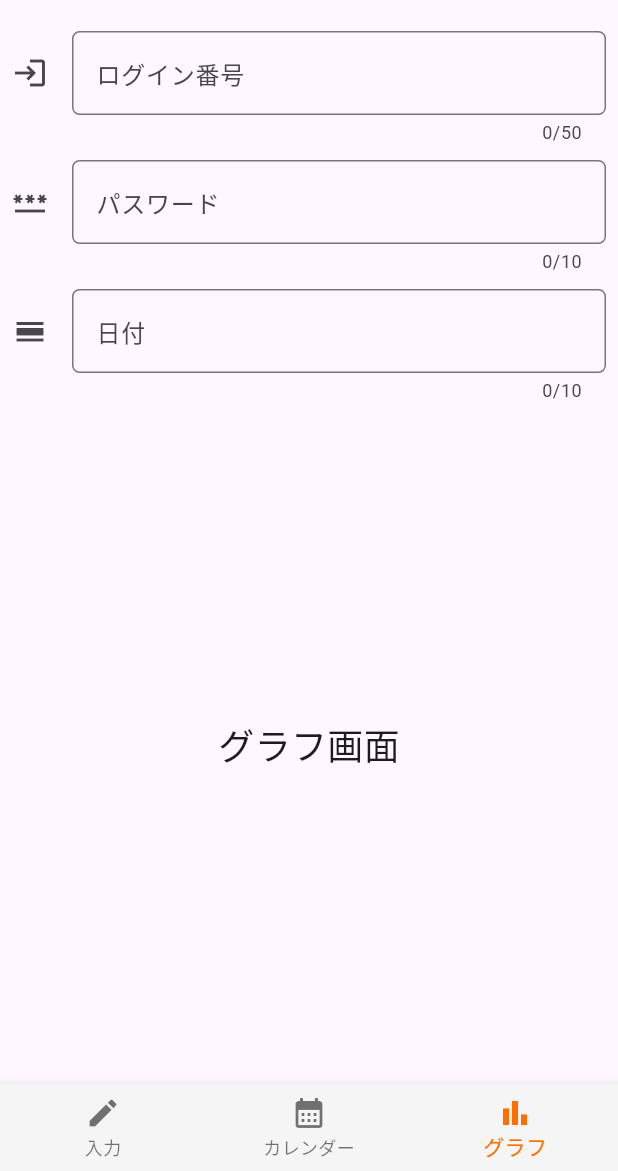
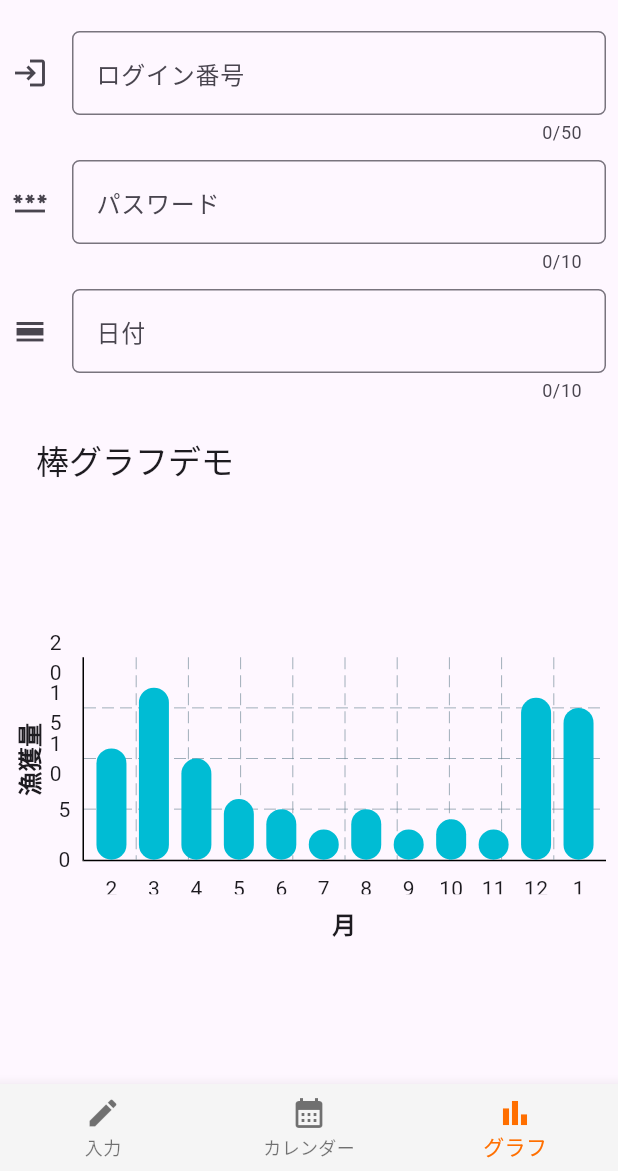
Before and after one commit to ksj-tkinuta/gridview_demo, a Flutter app: the screen it shows after launch, item 3 of the bottom bar chosen, on a phone screen of 412 x 824 dp, the part 65-1236 px from its top. Run offline on Flutter 3.47's test engine with Material 3 defaults, Android fonts, the phone set to English and light mode, and no system bars; drawn by our look-alikes of fl_chart; our stand-ins replace syncfusion_flutter_datepicker; network calls fail.

Commit message:
add graph & calender

```diff
--- /dev/null
+++ b/lib/barchart.dart
@@ -0,0 +1,124 @@
+import 'package:fl_chart/fl_chart.dart';
+import 'package:flutter/material.dart';
+
+
+class BarChartWidget extends StatelessWidget {
+
+  // 棒グラフの棒の横幅
+  static const double barWidth = 20.0;
+
+  // グラフタイトルのラベル書式
+  final TextStyle _labelStyle = const TextStyle(fontSize: 16, fontWeight: FontWeight.w800);
+
+  // ダミーデータ
+  final blogLog = <double>[11, 17, 10, 6, 5, 3, 5, 3, 4, 3, 16, 15];
+
+  BarChartWidget({super.key});
+
+  @override
+  Widget build(BuildContext context) {
+    return AspectRatio(
+      aspectRatio: 2,
+      child: BarChart(
+        BarChartData(maxY: 20, //Y軸の最大値を指定
+
+            // 棒グラフの位置
+            alignment: BarChartAlignment.spaceEvenly,
+
+            // 棒グラフタッチ時の動作設定
+            barTouchData: BarTouchData(
+                touchTooltipData: BarTouchTooltipData(
+                  tooltipBgColor: Colors.black,
+                )
+            ),
+
+            // グラフタイトルのパラメータ
+            titlesData: FlTitlesData(
+              show: true,
+              //右タイトル
+              rightTitles:AxisTitles(
+                  sideTitles: SideTitles(showTitles: false)
+              ),
+              //上タイトル
+              topTitles: AxisTitles(
+                sideTitles: SideTitles(showTitles: false),
+              ),
+              //下タイトル
+              bottomTitles: AxisTitles(
+                axisNameWidget: Text('月',style: _labelStyle,),
+                axisNameSize: 40,
+                sideTitles: SideTitles(
+                  showTitles: true,
+                ),
+              ),
+              // 左タイトル
+              leftTitles: AxisTitles(
+                axisNameWidget: Container(
+                    alignment: Alignment.topCenter,
+                    child: Text('漁獲量',style: _labelStyle,)),
+                axisNameSize: 25,
+                sideTitles: SideTitles(
+                  showTitles: true,
+                ),
+              ),
+            ),
+
+            // 外枠表の線を表示/非表示
+            borderData: FlBorderData(
+                border: const Border(
+                  top: BorderSide.none,
+                  right: BorderSide.none,
+                  left: BorderSide(width: 1),
+                  bottom: BorderSide(width: 1),
+                )),
+
+
+            // barGroups: 棒グラフのグループを表す
+            // BarChartGroupData: 棒グラフの1つのグループを表す
+            // X : 横軸
+            // barRods: 棒グラフのデータを含むBarRodクラスのリスト
+            // BarChartRodData
+            // toY : 高さ
+            // width : 棒の幅
+            barGroups: [
+              BarChartGroupData(x: 2, barRods: [
+                BarChartRodData(toY: blogLog[0], width: barWidth),
+              ]),
+              BarChartGroupData(x: 3, barRods: [
+                BarChartRodData(toY: blogLog[1], width: barWidth),
+              ]),
+              BarChartGroupData(x: 4, barRods: [
+                BarChartRodData(toY: blogLog[2], width: barWidth),
+              ]),
+              BarChartGroupData(x: 5, barRods: [
+                BarChartRodData(toY: blogLog[3], width: barWidth),
+              ]),
+              BarChartGroupData(x: 6, barRods: [
+                BarChartRodData(toY: blogLog[4], width: barWidth),
+              ]),
+              BarChartGroupData(x: 7, barRods: [
+                BarChartRodData(toY: blogLog[5], width: barWidth),
+              ]),
+              BarChartGroupData(x: 8, barRods: [
+                BarChartRodData(toY: blogLog[6], width: barWidth),
+              ]),
+              BarChartGroupData(x: 9, barRods: [
+                BarChartRodData(toY: blogLog[7], width: barWidth),
+              ]),
+              BarChartGroupData(x: 10, barRods: [
+                BarChartRodData(toY: blogLog[8], width: barWidth),
+              ]),
+              BarChartGroupData(x: 11, barRods: [
+                BarChartRodData(toY: blogLog[9], width: barWidth),
+              ]),
+              BarChartGroupData(x: 12, barRods: [
+                BarChartRodData(toY: blogLog[10], width: barWidth),
+              ]),
+              BarChartGroupData(x: 1, barRods: [
+                BarChartRodData(toY: blogLog[11], width: barWidth),
+              ]),
+            ]),
+      ),
+    );
+  }
+}
--- a/lib/graph_screen.dart
+++ b/lib/graph_screen.dart
@@ -1,15 +1,44 @@
 
-import 'package:flutter/cupertino.dart';
+import 'package:flutter/material.dart';
 
-class CalendarScreen extends StatelessWidget {
-  const CalendarScreen({super.key});
+import 'barchart.dart';
+
+class GraphScreen extends StatelessWidget {
+  const GraphScreen({super.key});
 
   @override
   Widget build(BuildContext context) {
+    return MaterialApp(
+      home: const Home(title: 'Flutter Demo Home Page'),
+    );
+  }
+}
+
+class Home extends StatefulWidget {
+  const Home({super.key, required this.title});
+
+  final String title;
+
+  @override
+  State<Home> createState() => _HomeState();
+}
+
+class _HomeState extends State<Home> {
+  @override
+  Widget build(BuildContext context) {
+    return Scaffold(
+      appBar: AppBar(
+        title: Text("棒グラフデモ"),
+      ),
+      body: content(),
+    );
+  }
+
+  Widget content() {
     return Center(
-      child: Text(
-        'カレンダー画面',
-        style: TextStyle(fontSize: 24),
+      child: Padding(
+        padding: const EdgeInsets.only(top: 25),
+        child: BarChartWidget(),
       ),
     );
   }
--- a/lib/input_screen.dart
+++ b/lib/input_screen.dart
@@ -1,6 +1,6 @@
 import 'package:flutter/material.dart';
+import 'package:gridview_demo/calender_screen.dart';
 
-import 'calender_screen.dart';
 import 'graph_screen.dart';
 import 'grid_screen.dart';
 
@@ -18,7 +18,7 @@ class _GridviewDemoState extends State<GridviewDemo> {
       TextStyle(fontSize: 30, fontWeight: FontWeight.bold);
   static const List<Widget> _widgetOptions = <Widget>[
     GridScreen(),
-    CalendarScreen(), // Calendar Screen Widget
+    CalenderScreen(), // Calendar Screen Widget
     GraphScreen(), // Graph Screen Widget
   ];
 
--- a/pubspec.yaml
+++ b/pubspec.yaml
@@ -35,6 +35,8 @@ dependencies:
   # The following adds the Cupertino Icons font to your application.
   # Use with the CupertinoIcons class for iOS style icons.
   cupertino_icons: ^1.0.2
+  fl_chart: ^0.66.1
+  syncfusion_flutter_datepicker: ^24.1.47
 
 dev_dependencies:
   flutter_test:
```
Also changed, not shown: lib/calender_screen.dart (+57 -7 lines), pubspec.lock.
